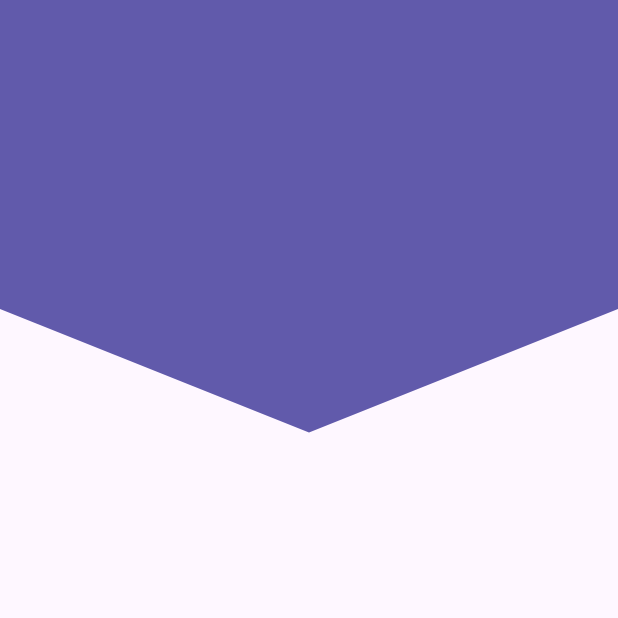
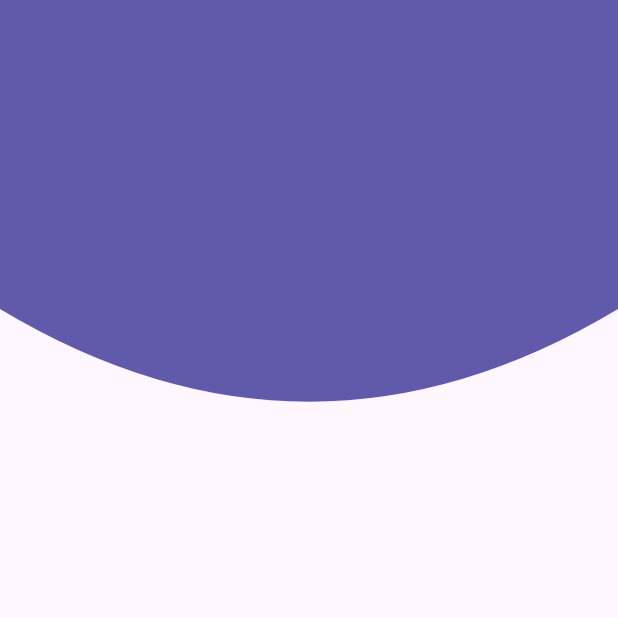
Before and after one commit to Flutter-Course-Sergio/designsApp, a Flutter app: the screen it shows after launch, on a phone screen of 412 x 824 dp, the top half of it. Run offline on Flutter 3.47's test engine with Material 3 defaults, Android fonts, the light colour scheme and no system bars.

Commit message:
curve header

```diff
--- a/lib/src/pages/headers_page.dart
+++ b/lib/src/pages/headers_page.dart
@@ -7,6 +7,6 @@
 
   @override
   Widget build(BuildContext context) {
-    return const Scaffold(body: SharpHeader());
+    return const Scaffold(body: CurveHeader());
   }
 }
--- a/lib/src/widgets/headers.dart
+++ b/lib/src/widgets/headers.dart
@@ -69,6 +69,21 @@
       width: double.infinity,
       child: CustomPaint(
         painter: _SharpHeaderPainter(),
+      ),
+    );
+  }
+}
+
+class CurveHeader extends StatelessWidget {
+  const CurveHeader({super.key});
+
+  @override
+  Widget build(BuildContext context) {
+    return SizedBox(
+      height: double.infinity,
+      width: double.infinity,
+      child: CustomPaint(
+        painter: _CurveHeaderPainter(),
       ),
     );
   }
@@ -156,3 +171,30 @@
     return true;
   }
 }
+
+class _CurveHeaderPainter extends CustomPainter {
+  @override
+  void paint(Canvas canvas, Size size) {
+    final paint = Paint();
+
+    // Props
+    paint.color = const Color(0xff615aab);
+    paint.style = PaintingStyle.fill;
+    paint.strokeWidth = 20;
+
+    final path = Path();
+
+    // Drawing
+    path.lineTo(0, size.height * 0.25);
+    path.quadraticBezierTo(
+        size.width * 0.5, size.height * 0.40, size.width, size.height * 0.25);
+    path.lineTo(size.width, 0);
+
+    canvas.drawPath(path, paint);
+  }
+
+  @override
+  bool shouldRepaint(covariant CustomPainter oldDelegate) {
+    return true;
+  }
+}
```
